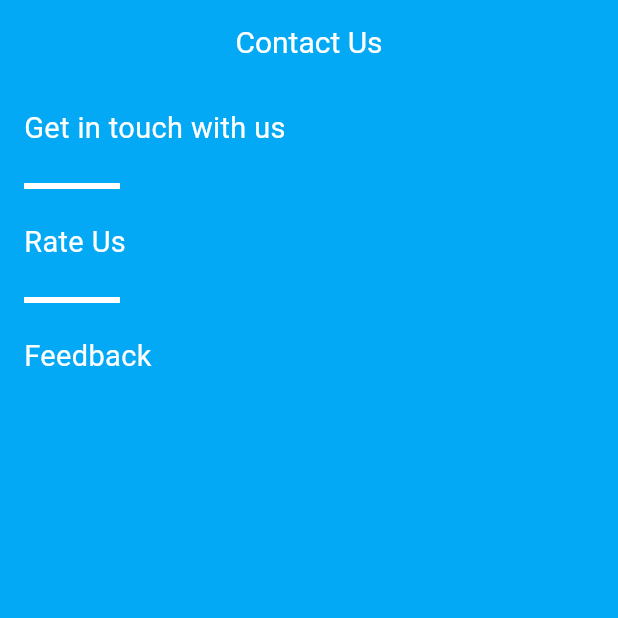
After one commit to sanjayvramani/tbreeapp, a Flutter app: the ContactUsPage screen opened directly, on a phone screen of 412 x 824 dp, the top half of it. The commit adds this screen. Run offline on Flutter 3.47's test engine with Material 3 defaults, Android fonts, the phone set to English and light mode, and no system bars; our stand-ins replace get_it, responsive_sizer.

Commit message:
contact us ui design done

```diff
--- /dev/null
+++ b/lib/features/contact_us/contact_us_page.dart
@@ -0,0 +1,40 @@
+import 'package:flutter/material.dart';
+import 'package:responsive_sizer/responsive_sizer.dart';
+
+class ContactUsPage extends StatelessWidget {
+  const ContactUsPage({super.key});
+
+  @override
+  Widget build(BuildContext context) {
+    return Scaffold(
+      appBar: AppBar(
+        title: const Text('Contact Us'),
+      ),
+      body: Padding(padding: const EdgeInsets.all(16.0),
+      child: Column(
+        crossAxisAlignment: CrossAxisAlignment.start,
+        children: [
+          Text('Get in touch with us',style: TextStyle(fontSize: 18.sp,color: Colors.white)),
+          const Padding(padding:  EdgeInsets.symmetric(vertical: 16.0),
+          child:  SizedBox(
+            width: 64.0,
+            child: Divider(
+              thickness: 4.0,
+              color: Colors.white,
+            ),
+          ),),
+          Text('Rate Us',style: TextStyle(fontSize: 18.sp,color: Colors.white)),
+          const Padding(padding:  EdgeInsets.symmetric(vertical: 16.0),
+          child:  SizedBox(
+            width: 64.0,
+            child: Divider(
+              thickness: 4.0,
+              color: Colors.white,
+            ),
+          ),),
+          Text('Feedback',style: TextStyle(fontSize: 18.sp,color: Colors.white),)
+        ],
+      ),),
+    );
+  }
+}
--- a/lib/features/dashboard/dashboard_page.dart
+++ b/lib/features/dashboard/dashboard_page.dart
@@ -1,5 +1,6 @@
 import 'package:flutter/material.dart';
 import 'package:responsive_sizer/responsive_sizer.dart';
+import 'package:tbreeapp/features/contact_us/contact_us_page.dart';
 import 'package:tbreeapp/features/elite_program/elite_program_widget.dart';
 import 'package:tbreeapp/features/setting_page/setting_page.dart';
 import 'package:tbreeapp/features/support_page/support_page.dart';
@@ -124,6 +125,10 @@ class _DashboardPageState extends State<DashboardPage> {
           {
             locator<NavigatorService>().navigatePush(widget: const SettingPage());
           }
+          else if(index==2)
+          {
+            locator<NavigatorService>().navigatePush(widget: const ContactUsPage());
+          }
           else
           {
             if(_currentIndex!=index)
--- a/lib/features/myapp/my_app.dart
+++ b/lib/features/myapp/my_app.dart
@@ -20,6 +20,7 @@ class MyApp extends StatelessWidget {
       theme: ThemeData(
         colorScheme: ColorScheme.fromSeed(seedColor: Colors.deepPurple),
         useMaterial3: true,
+        scaffoldBackgroundColor: Colors.lightBlue,
         appBarTheme: const AppBarTheme(
           centerTitle: true,
           backgroundColor: Colors.lightBlue,
```
